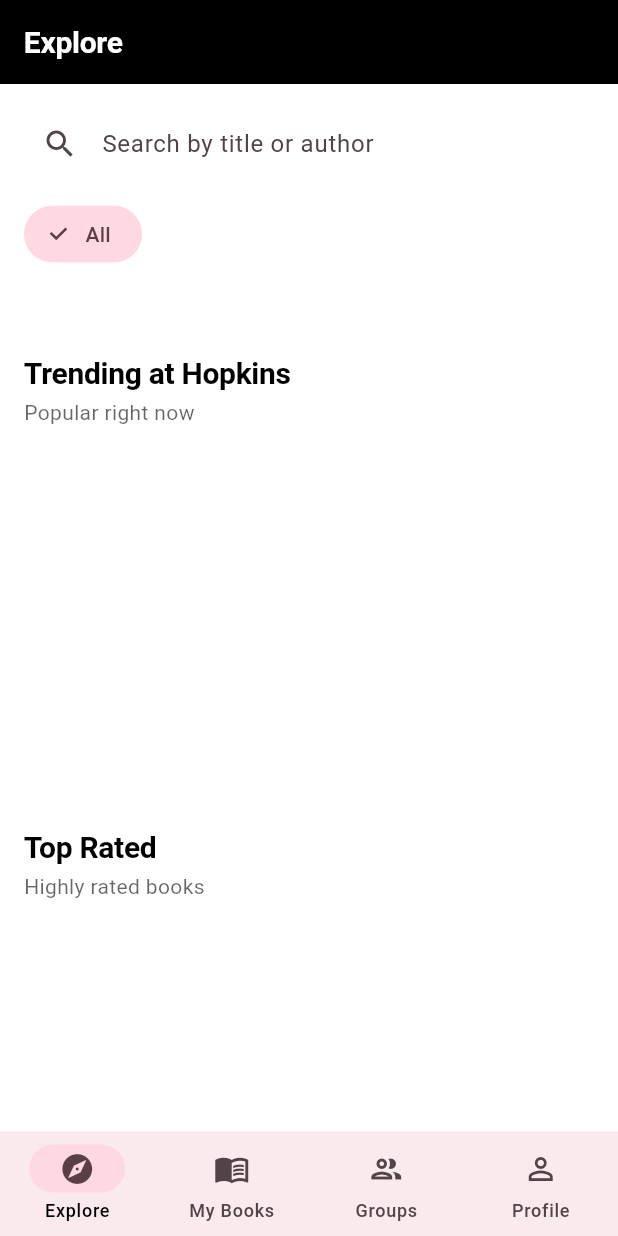
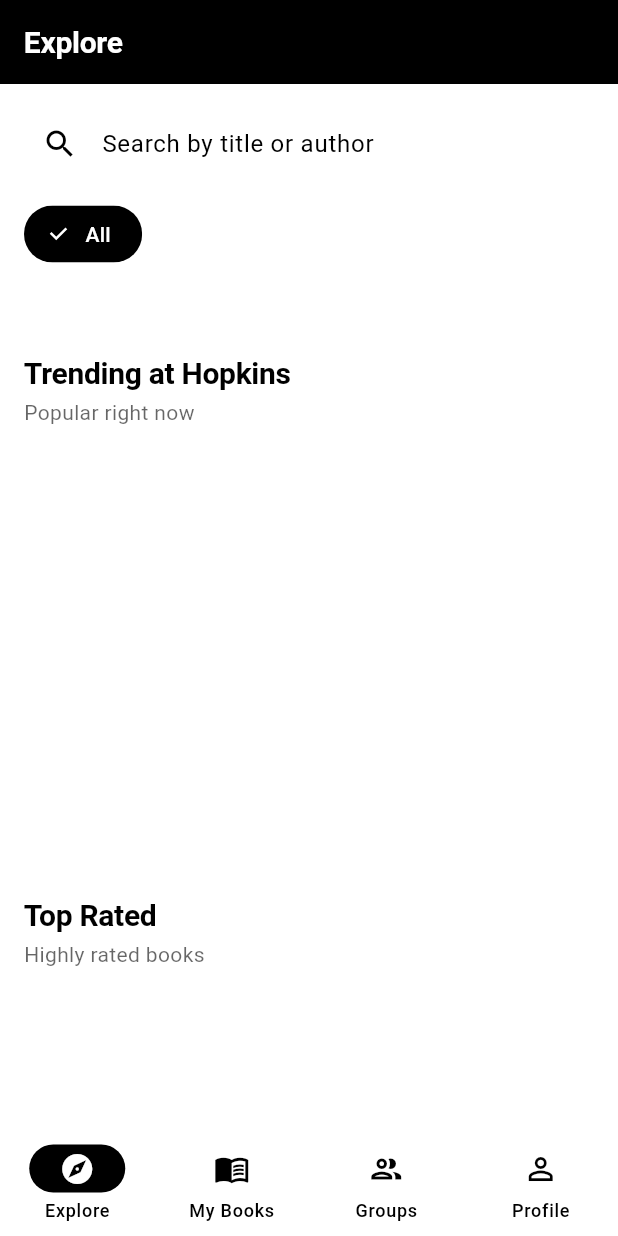
Before and after one commit to hdesilva26/hopkins_library_app, a Flutter app: the screen it shows once a user with an empty profile is signed in, on a phone screen of 412 x 824 dp. Run offline on Flutter 3.47's test engine with Material 3 defaults, Android fonts, the phone set to English and light mode, and no system bars; our stand-ins replace cached_network_image, cloud_firestore, firebase_auth, firebase_core, google_sign_in, shimmer; accounts and stored records are empty.

Commit message:
Changed UI + Fixed Bottom Text Overflow

```diff
--- a/lib/main.dart
+++ b/lib/main.dart
@@ -18,9 +18,7 @@ void main() async {
   WidgetsFlutterBinding.ensureInitialized();
 
   // Initialize Firebase for authentication and backend services
-  await Firebase.initializeApp(
-    options: DefaultFirebaseOptions.currentPlatform,
-  );
+  await Firebase.initializeApp(options: DefaultFirebaseOptions.currentPlatform);
 
   // Set up Provider pattern for state management
   // AuthState: Manages user authentication status
@@ -47,17 +45,18 @@ class SummerReadingApp extends StatelessWidget {
       title: 'Hopkins Reads',
       theme: ThemeData(
         useMaterial3: true,
-        colorScheme: ColorScheme.fromSeed(
-          seedColor: Colors.black,
-          brightness: Brightness.light,
+        // Enforce strict black/white UI across the app
+        colorScheme: const ColorScheme.light(
           primary: Colors.black,
           onPrimary: Colors.white,
-          secondary: Colors.grey.shade800,
-          onSecondary: Colors.white,
+          background: Colors.white,
+          onBackground: Colors.black,
           surface: Colors.white,
           onSurface: Colors.black,
-          background: Colors.white,
-          onBackground: Colors.black,
+          secondary: Colors.black,
+          onSecondary: Colors.white,
+          primaryContainer: Colors.white,
+          onPrimaryContainer: Colors.black,
         ),
         scaffoldBackgroundColor: Colors.white,
         // Custom typography system for consistent text styling
@@ -82,21 +81,16 @@ class SummerReadingApp extends StatelessWidget {
             fontWeight: FontWeight.w600,
             letterSpacing: -0.2,
           ),
-          bodyLarge: TextStyle(
-            fontSize: 16,
-            height: 1.5,
-          ),
-          bodyMedium: TextStyle(
-            fontSize: 14,
-            height: 1.5,
-          ),
+          bodyLarge: TextStyle(fontSize: 16, height: 1.5),
+          bodyMedium: TextStyle(fontSize: 14, height: 1.5),
         ),
-        // Card styling - rectangular with black border
+        // Card styling - gentle rounding for a sleek feel without changing
+        // the book cover rectangles used in covers
         cardTheme: CardThemeData(
           elevation: 0,
           color: Colors.white,
           shape: RoundedRectangleBorder(
-            borderRadius: BorderRadius.zero,
+            borderRadius: BorderRadius.circular(12),
             side: const BorderSide(color: Colors.black, width: 2),
           ),
           margin: const EdgeInsets.symmetric(horizontal: 16, vertical: 8),
@@ -121,6 +115,12 @@ class SummerReadingApp extends StatelessWidget {
           elevation: 0,
           centerTitle: false,
         ),
+        // Ensure popups (menus) are black/white
+        popupMenuTheme: const PopupMenuThemeData(
+          color: Colors.white,
+          elevation: 2,
+          textStyle: TextStyle(color: Colors.black),
+        ),
         // Tab bar styling
         tabBarTheme: const TabBarThemeData(
           labelColor: Colors.black,
--- a/lib/screens/explore/explore_page.dart
+++ b/lib/screens/explore/explore_page.dart
@@ -29,8 +29,9 @@ class _ExplorePageState extends State<ExplorePage> {
 
         // Filter by selected genre
         if (_selectedGenre != null && _selectedGenre!.isNotEmpty) {
-          visibleBooks =
-              visibleBooks.where((b) => b.genre == _selectedGenre).toList();
+          visibleBooks = visibleBooks
+              .where((b) => b.genre == _selectedGenre)
+              .toList();
         }
 
         // Filter by search query (searches title and author)
@@ -71,8 +72,11 @@ class _ExplorePageState extends State<ExplorePage> {
                           genres: state.genres,
                           selected: _selectedGenre,
                           onSelected: (genre) {
-                          setState(() =>
-                              _selectedGenre = genre == _selectedGenre ? null : genre);
+                            setState(
+                              () => _selectedGenre = genre == _selectedGenre
+                                  ? null
+                                  : genre,
+                            );
                           },
                         ),
                         const SizedBox(height: 16),
@@ -109,7 +113,7 @@ class _ExplorePageState extends State<ExplorePage> {
                   ),
                   SliverToBoxAdapter(
                     child: SizedBox(
-                    height: 230,
+                      height: 275,
                       child: ListView.builder(
                         scrollDirection: Axis.horizontal,
                         padding: const EdgeInsets.symmetric(horizontal: 12),
@@ -130,7 +134,7 @@ class _ExplorePageState extends State<ExplorePage> {
                   ),
                   SliverToBoxAdapter(
                     child: SizedBox(
-                    height: 210,
+                      height: 245,
                       child: ListView.builder(
                         scrollDirection: Axis.horizontal,
                         padding: const EdgeInsets.symmetric(horizontal: 12),
@@ -151,7 +155,7 @@ class _ExplorePageState extends State<ExplorePage> {
                   ),
                   SliverToBoxAdapter(
                     child: SizedBox(
-                    height: 210,
+                      height: 245,
                       child: ListView.builder(
                         scrollDirection: Axis.horizontal,
                         padding: const EdgeInsets.symmetric(horizontal: 12),
--- a/lib/widgets/common_widgets.dart
+++ b/lib/widgets/common_widgets.dart
@@ -112,6 +112,11 @@ class GenreChips extends StatelessWidget {
             shape: RoundedRectangleBorder(
               borderRadius: BorderRadius.circular(20),
             ),
+            backgroundColor: Colors.white,
+            selectedColor: Colors.black,
+            labelStyle: TextStyle(
+              color: selected == null ? Colors.white : Colors.black,
+            ),
           ),
           const SizedBox(width: 8),
           // Genre chips for each available genre
@@ -125,6 +130,11 @@ class GenreChips extends StatelessWidget {
                 padding: const EdgeInsets.symmetric(horizontal: 12, vertical: 8),
                 shape: RoundedRectangleBorder(
                   borderRadius: BorderRadius.circular(20),
+                ),
+                backgroundColor: Colors.white,
+                selectedColor: Colors.black,
+                labelStyle: TextStyle(
+                  color: selected == g ? Colors.white : Colors.black,
                 ),
               ),
             ),
```
Also changed, not shown: lib/screens/my_books/my_books_page.dart (+5 -16 lines), lib/screens/profile/profile_page.dart (+37 -10 lines), lib/utils/migration_helper.dart (deleted, +0 -19 lines), lib/widgets/book_card.dart (+30 -34 lines), pubspec.lock, 4 other files. Lines whose indentation alone changed are shown as unchanged.
